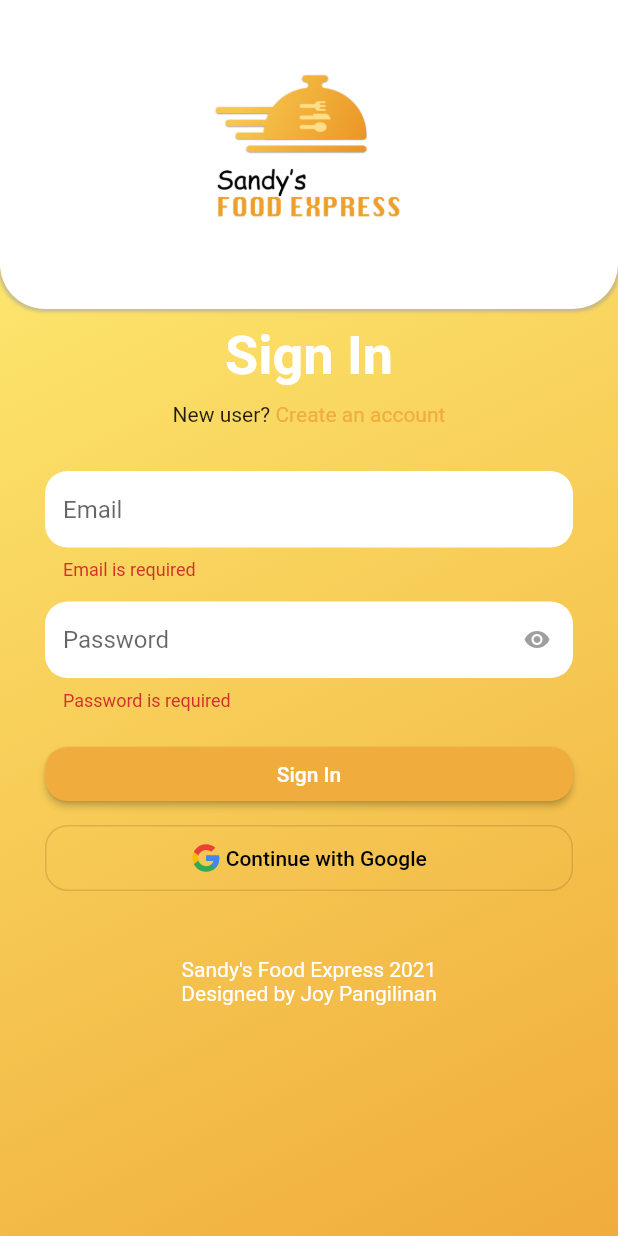
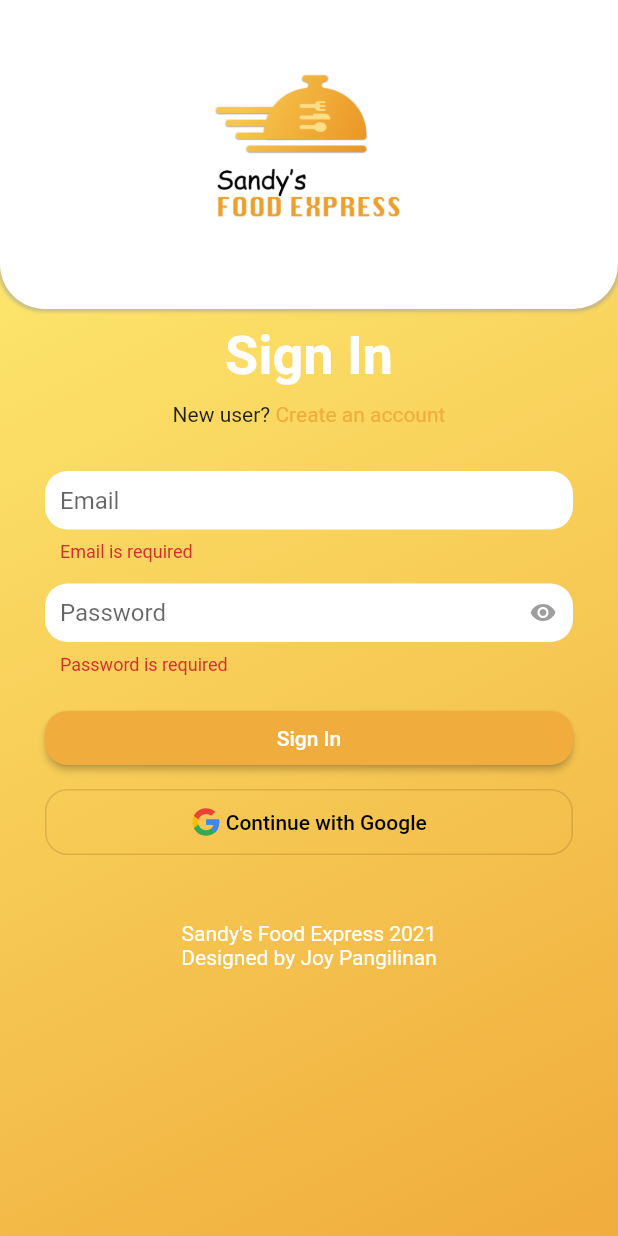
Before and after one commit to jonathanfrancisco/sandys-food-express, a Flutter app: the screen it shows after launch, on a phone screen of 412 x 824 dp. Run offline on Flutter 3.47's test engine with Material 2 defaults, Android fonts, the light colour scheme and no system bars; our stand-ins replace dio, dotted_border, easy_debounce, flutter_secure_storage, flutter_svg, get_it and 2 more; missing offline and left inert: flutter_animated_dialog.

Commit message:
tweak sizing

```diff
--- a/lib/common/widgets/response-modal.dart
+++ b/lib/common/widgets/response-modal.dart
@@ -45,9 +45,6 @@
           Text(
             this.message!,
             textAlign: TextAlign.center,
-            style: TextStyle(
-              fontSize: 18,
-            ),
           ),
         ],
       ),
@@ -81,7 +78,6 @@
                 ),
                 child: Text(
                   type == 'SUCCESS' ? 'CONTINUE' : 'TRY AGAIN',
-                  style: TextStyle(fontSize: 18),
                 ),
                 onPressed: () async {
                   onContinueOrCancel();
--- a/lib/screens/signin/signin.dart
+++ b/lib/screens/signin/signin.dart
@@ -63,7 +63,9 @@
                         key: this.widget._formKey,
                         child: Container(
                           padding: EdgeInsets.symmetric(
-                              vertical: 30, horizontal: 30),
+                            vertical: 30,
+                            horizontal: 30,
+                          ),
                           child: Column(
                             crossAxisAlignment: CrossAxisAlignment.stretch,
                             children: <Widget>[
@@ -71,8 +73,8 @@
                                 controller: this.widget._emailFieldController,
                                 validator: (value) =>
                                     signInViewModel.isValidEmail(value),
-                                style: TextStyle(),
                                 decoration: InputDecoration(
+                                  contentPadding: EdgeInsets.all(10),
                                   isDense: true,
                                   fillColor: Colors.white,
                                   filled: true,
@@ -92,8 +94,8 @@
                                     signInViewModel.isValidPasssword(value),
                                 obscureText:
                                     signInViewModel.obscurePasswordField,
-                                style: TextStyle(),
                                 decoration: InputDecoration(
+                                  contentPadding: EdgeInsets.all(10),
                                   isDense: true,
                                   fillColor: Colors.white,
                                   filled: true,
@@ -103,14 +105,22 @@
                                   ),
                                   alignLabelWithHint: true,
                                   hintText: "Password",
+                                  suffixIconConstraints: BoxConstraints(
+                                    minHeight: 35,
+                                    minWidth: 40,
+                                  ),
                                   suffixIcon: new GestureDetector(
                                     onTap: () => signInViewModel
                                         .toggleObscurePassworField(),
-                                    child: Icon(
-                                      signInViewModel.obscurePasswordField
-                                          ? Icons.visibility
-                                          : Icons.visibility_off,
-                                      color: Colors.grey,
+                                    child: Container(
+                                      padding: EdgeInsets.all(0),
+                                      margin: EdgeInsets.all(0),
+                                      child: Icon(
+                                        signInViewModel.obscurePasswordField
+                                            ? Icons.visibility
+                                            : Icons.visibility_off,
+                                        color: Colors.grey,
+                                      ),
                                     ),
                                   ),
                                 ),
```
Also changed, not shown: lib/screens/signup/signup.dart (+8 -0 lines).
